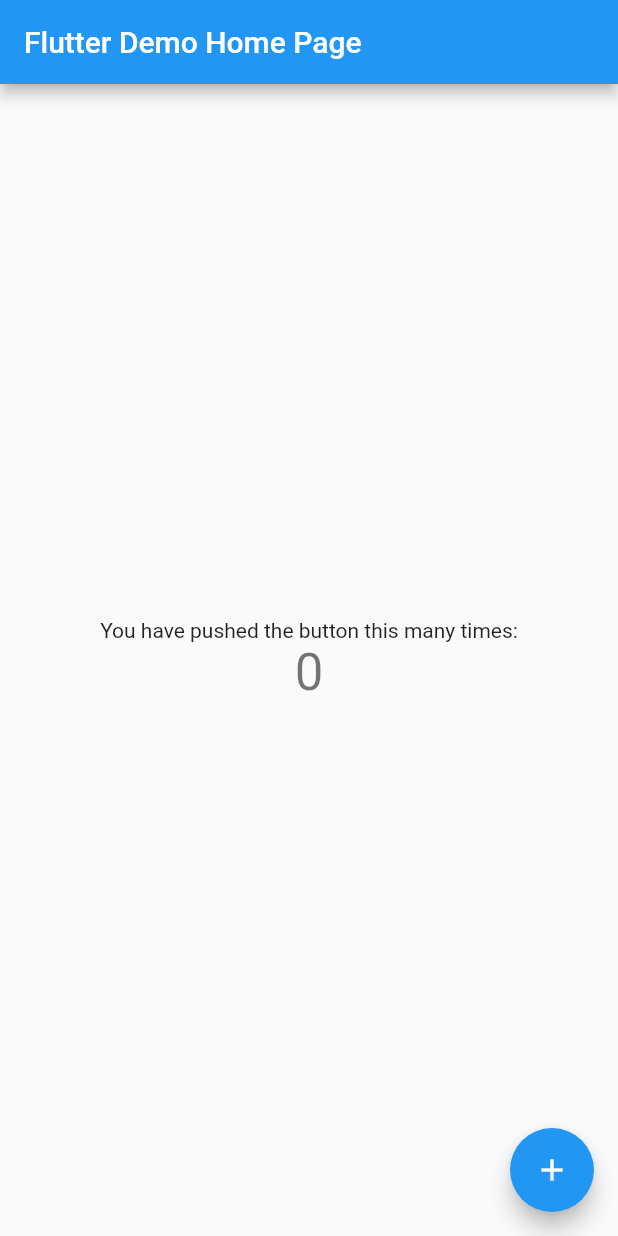
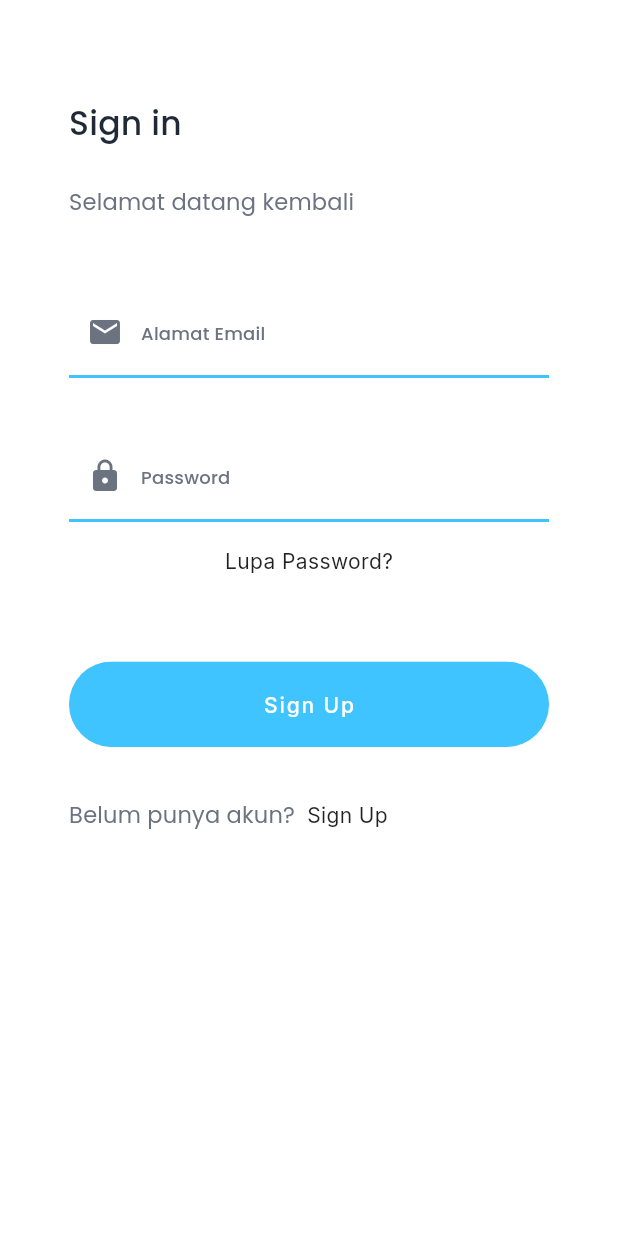
Before and after one commit to rosi1777/asartha, a Flutter app: the screen it shows after launch, on a phone screen of 412 x 824 dp. Run offline on Flutter 3.47's test engine with Material 2 defaults, Android fonts, the phone set to English and light mode, and no system bars; our stand-ins replace google_fonts, responsive_framework.

Commit message:
add sign in, sign up, and forgot password page

```diff
--- /dev/null
+++ b/lib/common/style.dart
@@ -0,0 +1,64 @@
+import 'package:flutter/material.dart';
+import 'package:google_fonts/google_fonts.dart';
+
+Color black = const Color(0xff1F2937);
+Color white = const Color(0xffffffff);
+Color grey = const Color(0xff6B7280);
+Color primary = const Color(0xff246ee9);
+Color secondary = const Color(0xff40c4ff);
+
+var input = GoogleFonts.poppins(
+  color: black,
+  fontWeight: FontWeight.w400,
+);
+
+var textHint =
+    GoogleFonts.poppins(color: grey, fontSize: 12, fontWeight: FontWeight.w500);
+
+final TextTheme myTextTheme = TextTheme(
+  headline1: GoogleFonts.poppins(
+      fontSize: 93, fontWeight: FontWeight.w300, letterSpacing: -1.5),
+  headline2: GoogleFonts.poppins(
+      fontSize: 58, fontWeight: FontWeight.w300, letterSpacing: -0.5),
+  headline3: GoogleFonts.poppins(fontSize: 46, fontWeight: FontWeight.w400),
+  headline4: GoogleFonts.poppins(
+      fontSize: 33, fontWeight: FontWeight.w400, letterSpacing: 0.25),
+  headline5: GoogleFonts.poppins(fontSize: 23, fontWeight: FontWeight.w400),
+  headline6: GoogleFonts.poppins(
+      fontSize: 22,
+      fontWeight: FontWeight.w500,
+      letterSpacing: 0.15,
+      color: black),
+  subtitle1: GoogleFonts.poppins(
+      fontSize: 15,
+      fontWeight: FontWeight.w400,
+      letterSpacing: 0.15,
+      color: grey),
+  subtitle2: GoogleFonts.poppins(
+      fontSize: 13, fontWeight: FontWeight.w500, letterSpacing: 0.1),
+  bodyText1: GoogleFonts.inter(
+      fontSize: 16, fontWeight: FontWeight.w400, letterSpacing: 0.5),
+  bodyText2: GoogleFonts.inter(
+      fontSize: 14, fontWeight: FontWeight.w400, letterSpacing: 0.25),
+  button: GoogleFonts.inter(
+      fontSize: 14,
+      fontWeight: FontWeight.w500,
+      letterSpacing: 1.25,
+      color: white),
+  caption: GoogleFonts.inter(
+      fontSize: 12, fontWeight: FontWeight.w400, letterSpacing: 0.4),
+  overline: GoogleFonts.inter(
+      fontSize: 10, fontWeight: FontWeight.w400, letterSpacing: 1.5),
+);
+
+final inputDecoration = BoxDecoration(
+  color: const Color(0xFFFFFFFF),
+  borderRadius: BorderRadius.circular(10.0),
+  boxShadow: const [
+    BoxShadow(
+      color: Colors.black12,
+      blurRadius: 6.0,
+      offset: Offset(0, 2),
+    ),
+  ],
+);
--- a/lib/main.dart
+++ b/lib/main.dart
@@ -1,4 +1,11 @@
+import 'package:asartha/common/style.dart';
+import 'package:asartha/ui/forgot_password_page.dart';
+import 'package:asartha/ui/home_page.dart';
+import 'package:asartha/ui/sign_in_page.dart';
+import 'package:asartha/ui/sign_up_page.dart';
 import 'package:flutter/material.dart';
+import 'package:responsive_framework/responsive_framework.dart';
+import 'package:responsive_framework/responsive_wrapper.dart';
 
 void main() {
   runApp(const MyApp());
@@ -7,109 +14,38 @@
 class MyApp extends StatelessWidget {
   const MyApp({Key? key}) : super(key: key);
 
-  // This widget is the root of your application.
   @override
   Widget build(BuildContext context) {
     return MaterialApp(
-      title: 'Flutter Demo',
+      debugShowCheckedModeBanner: false,
+      builder: (context, widget) => ResponsiveWrapper.builder(
+        ClampingScrollWrapper.builder(context, widget!),
+        maxWidth: 1200,
+        minWidth: 350,
+        defaultScale: true,
+        breakpoints: const [
+          ResponsiveBreakpoint.resize(350, name: MOBILE),
+          ResponsiveBreakpoint.resize(480, name: MOBILE),
+          ResponsiveBreakpoint.autoScale(600, name: TABLET),
+          ResponsiveBreakpoint.autoScale(800, name: TABLET),
+          ResponsiveBreakpoint.resize(1000, name: DESKTOP),
+        ],
+      ),
       theme: ThemeData(
-        // This is the theme of your application.
-        //
-        // Try running your application with "flutter run". You'll see the
-        // application has a blue toolbar. Then, without quitting the app, try
-        // changing the primarySwatch below to Colors.green and then invoke
-        // "hot reload" (press "r" in the console where you ran "flutter run",
-        // or simply save your changes to "hot reload" in a Flutter IDE).
-        // Notice that the counter didn't reset back to zero; the application
-        // is not restarted.
-        primarySwatch: Colors.blue,
+        primaryColor: primary,
+        scaffoldBackgroundColor: white,
+        textTheme: myTextTheme,
+        appBarTheme: AppBarTheme(
+            titleTextStyle: Theme.of(context).textTheme.headline4,
+            elevation: 0),
       ),
-      home: const MyHomePage(title: 'Flutter Demo Home Page'),
+      initialRoute: SignInPage.routeName,
+      routes: {
+        SignInPage.routeName: (context) => const SignInPage(),
+        SignUpPage.routeName: (context) => const SignUpPage(),
+        ForgotPasswordPage.routeName: (context) => const ForgotPasswordPage(),
+        HomePage.routeName: (context) => const HomePage()
+      },
     );
   }
 }
-
-class MyHomePage extends StatefulWidget {
-  const MyHomePage({Key? key, required this.title}) : super(key: key);
-
-  // This widget is the home page of your application. It is stateful, meaning
-  // that it has a State object (defined below) that contains fields that affect
-  // how it looks.
-
-  // This class is the configuration for the state. It holds the values (in this
-  // case the title) provided by the parent (in this case the App widget) and
-  // used by the build method of the State. Fields in a Widget subclass are
-  // always marked "final".
-
-  final String title;
-
-  @override
-  State<MyHomePage> createState() => _MyHomePageState();
-}
-
-class _MyHomePageState extends State<MyHomePage> {
-  int _counter = 0;
-
-  void _incrementCounter() {
-    setState(() {
-      // This call to setState tells the Flutter framework that something has
-      // changed in this State, which causes it to rerun the build method below
-      // so that the display can reflect the updated values. If we changed
-      // _counter without calling setState(), then the build method would not be
-      // called again, and so nothing would appear to happen.
-      _counter++;
-    });
-  }
-
-  @override
-  Widget build(BuildContext context) {
-    // This method is rerun every time setState is called, for instance as done
-    // by the _incrementCounter method above.
-    //
-    // The Flutter framework has been optimized to make rerunning build methods
-    // fast, so that you can just rebuild anything that needs updating rather
-    // than having to individually change instances of widgets.
-    return Scaffold(
-      appBar: AppBar(
-        // Here we take the value from the MyHomePage object that was created by
-        // the App.build method, and use it to set our appbar title.
-        title: Text(widget.title),
-      ),
-      body: Center(
-        // Center is a layout widget. It takes a single child and positions it
-        // in the middle of the parent.
-        child: Column(
-          // Column is also a layout widget. It takes a list of children and
-          // arranges them vertically. By default, it sizes itself to fit its
-          // children horizontally, and tries to be as tall as its parent.
-          //
-          // Invoke "debug painting" (press "p" in the console, choose the
-          // "Toggle Debug Paint" action from the Flutter Inspector in Android
-          // Studio, or the "Toggle Debug Paint" command in Visual Studio Code)
-          // to see the wireframe for each widget.
-          //
-          // Column has various properties to control how it sizes itself and
-          // how it positions its children. Here we use mainAxisAlignment to
-          // center the children vertically; the main axis here is the vertical
-          // axis because Columns are vertical (the cross axis would be
-          // horizontal).
-          mainAxisAlignment: MainAxisAlignment.center,
-          children: <Widget>[
-            const Text(
-              'You have pushed the button this many times:',
-            ),
-            Text(
-              '$_counter',
-              style: Theme.of(context).textTheme.headline4,
-            ),
-          ],
-        ),
-      ),
-      floatingActionButton: FloatingActionButton(
-        onPressed: _incrementCounter,
-        tooltip: 'Increment',
-        child: const Icon(Icons.add),
-      ), // This trailing comma makes auto-formatting nicer for build methods.
-    );
-  }
-}
--- /dev/null
+++ b/lib/ui/sign_in_page.dart
@@ -0,0 +1,152 @@
+import 'package:asartha/common/style.dart';
+import 'package:asartha/ui/forgot_password_page.dart';
+import 'package:asartha/ui/home_page.dart';
+import 'package:asartha/ui/sign_up_page.dart';
+import 'package:flutter/material.dart';
+
+class SignInPage extends StatelessWidget {
+  const SignInPage({Key? key}) : super(key: key);
+  static const routeName = '/sign_in_page';
+
+  @override
+  Widget build(BuildContext context) {
+    Size size = MediaQuery.of(context).size;
+    return Scaffold(
+        body: SafeArea(
+      child: SingleChildScrollView(
+        child: Column(
+          crossAxisAlignment: CrossAxisAlignment.start,
+          children: [
+            const Padding(padding: EdgeInsets.only(top: 30)),
+            const SizedBox(
+              height: 36,
+            ),
+            Padding(
+              padding: const EdgeInsets.only(
+                left: 46,
+                right: 46,
+              ),
+              child: Column(
+                crossAxisAlignment: CrossAxisAlignment.start,
+                children: [
+                  Text(
+                    'Sign in',
+                    style: Theme.of(context).textTheme.headline6,
+                  ),
+                  const SizedBox(
+                    height: 24,
+                  ),
+                  Text(
+                    'Selamat datang kembali',
+                    style: Theme.of(context).textTheme.subtitle1,
+                  ),
+                  const SizedBox(
+                    height: 46,
+                  ),
+                  Container(
+                    alignment: Alignment.centerLeft,
+                    decoration: BoxDecoration(
+                        border: Border(
+                            bottom: BorderSide(color: secondary, width: 2))),
+                    height: 60.0,
+                    child: TextField(
+                      keyboardType: TextInputType.emailAddress,
+                      style: input,
+                      decoration: InputDecoration(
+                        border: InputBorder.none,
+                        contentPadding: const EdgeInsets.only(top: 14.0),
+                        prefixIcon: Icon(
+                          Icons.email,
+                          color: grey,
+                        ),
+                        hintText: 'Alamat Email',
+                        hintStyle: textHint,
+                      ),
+                    ),
+                  ),
+                  const SizedBox(
+                    height: 36,
+                  ),
+                  Container(
+                    alignment: Alignment.centerLeft,
+                    decoration: BoxDecoration(
+                        border: Border(
+                            bottom: BorderSide(color: secondary, width: 2))),
+                    height: 60.0,
+                    child: TextField(
+                      keyboardType: TextInputType.visiblePassword,
+                      style: input,
+                      decoration: InputDecoration(
+                        border: InputBorder.none,
+                        contentPadding: const EdgeInsets.only(top: 14.0),
+                        prefixIcon: Icon(
+                          Icons.lock,
+                          color: grey,
+                        ),
+                        hintText: 'Password',
+                        hintStyle: textHint,
+                      ),
+                    ),
+                  ),
+                  const SizedBox(
+                    height: 2,
+                  ),
+                  Center(
+                    child: TextButton(
+                        onPressed: () {
+                          Navigator.pushNamed(
+                              context, ForgotPasswordPage.routeName);
+                        },
+                        child: Text(
+                          'Lupa Password?',
+                          style: Theme.of(context).textTheme.bodyText2,
+                        )),
+                  ),
+                  const SizedBox(
+                    height: 43,
+                  ),
+                  SizedBox(
+                    width: size.width,
+                    child: ClipRRect(
+                        borderRadius: BorderRadius.circular(29),
+                        child: ElevatedButton(
+                          child: Text(
+                            'Sign Up',
+                            style: Theme.of(context).textTheme.button,
+                          ),
+                          onPressed: () {
+                            Navigator.pushReplacementNamed(
+                                context, HomePage.routeName);
+                          },
+                          style: ElevatedButton.styleFrom(
+                              primary: secondary,
+                              padding: const EdgeInsets.symmetric(
+                                  horizontal: 40, vertical: 20)),
+                        )),
+                  ),
+                  const SizedBox(
+                    height: 21,
+                  ),
+                  Row(
+                    children: [
+                      Text(
+                        'Belum punya akun?',
+                        style: Theme.of(context).textTheme.subtitle1,
+                      ),
+                      TextButton(
+                          onPressed: () {
+                            Navigator.pushNamed(context, SignUpPage.routeName);
+                          },
+                          child: Text('Sign Up',
+                              style: Theme.of(context).textTheme.bodyText2))
+                    ],
+                  )
+                ],
+              ),
+            )
+          ],
+        ),
+      ),
+    ));
+  }
+}
--- a/pubspec.yaml
+++ b/pubspec.yaml
@@ -34,6 +34,8 @@
   # The following adds the Cupertino Icons font to your application.
   # Use with the CupertinoIcons class for iOS style icons.
   cupertino_icons: ^1.0.2
+  google_fonts: ^2.1.0
+  responsive_framework: ^0.1.5
 
 dev_dependencies:
   flutter_test:
```
Also changed, not shown: lib/ui/forgot_password_page.dart (added, +91 -0 lines), lib/ui/home_page.dart (added, +19 -0 lines), lib/ui/sign_up_page.dart (added, +198 -0 lines), pubspec.lock.
